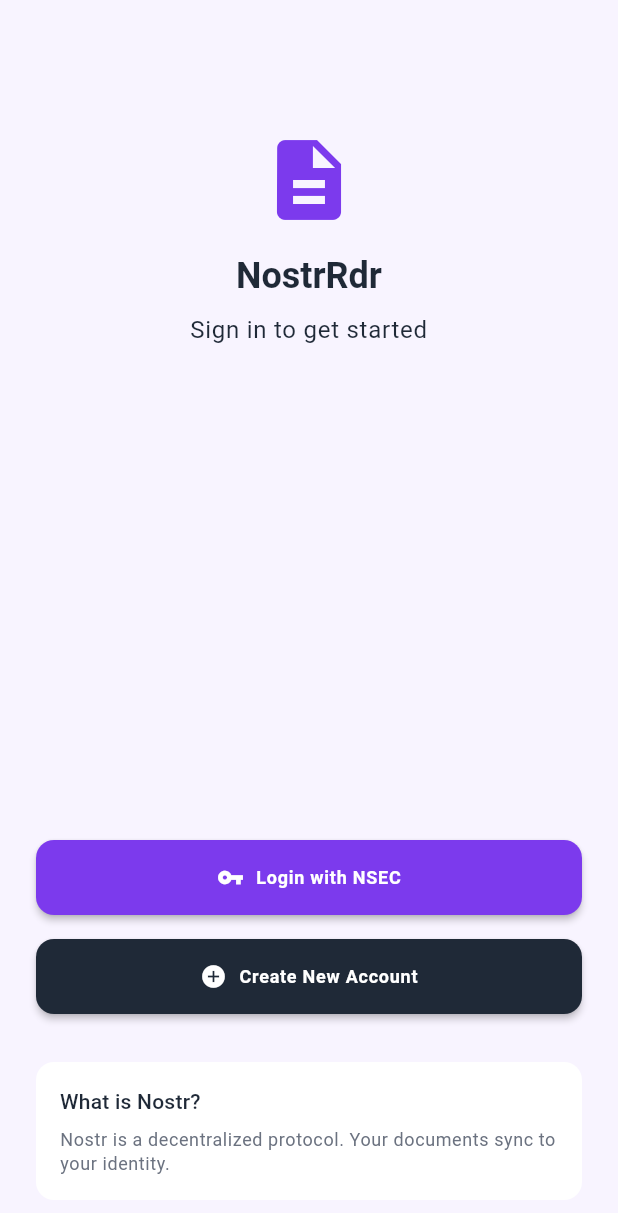
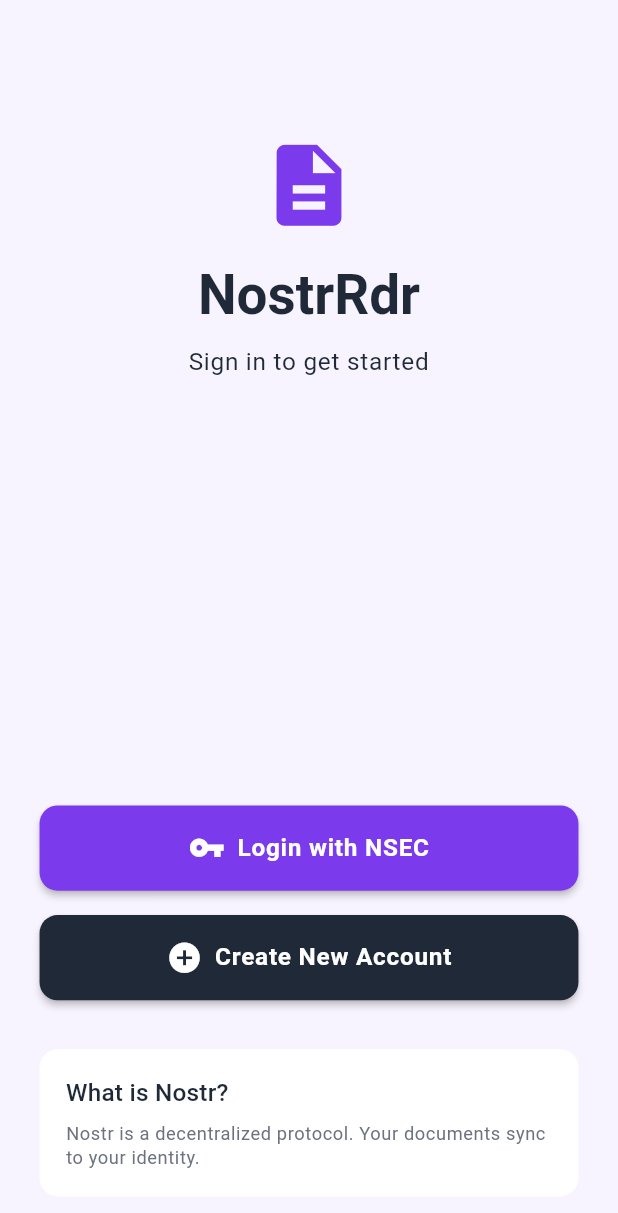
Before and after one commit to codeswot/nostrrdr, a Flutter app: the screen it shows after launch, on a phone screen of 412 x 824 dp. Shown: the top 1213 px of the screen. Run offline on Flutter 3.47's test engine with Material 3 defaults, Android fonts, the phone set to English and light mode, and no system bars; drawn by our look-alikes of toastification; our stand-ins replace drift, file_picker, flutter_riverpod, flutter_screenutil, flutter_secure_storage, freezed_annotation and 3 more; missing offline and left inert: amberflutter, bech32, bip340, pdfrx; accounts and stored records are empty; generated files the repository leaves out were written again; network calls fail.

Commit message:
Integrate flutter_screenutil for responsive UI

```diff
--- a/lib/features/auth/screens/auth_screen.dart
+++ b/lib/features/auth/screens/auth_screen.dart
@@ -1,5 +1,6 @@
 import 'package:flutter/material.dart';
 import 'package:go_router/go_router.dart';
+import 'package:flutter_screenutil/flutter_screenutil.dart';
 
 class AuthScreen extends StatelessWidget {
   const AuthScreen({super.key});
@@ -11,7 +12,7 @@ class AuthScreen extends StatelessWidget {
     return Scaffold(
       body: SafeArea(
         child: Padding(
-          padding: const EdgeInsets.all(24.0),
+          padding: EdgeInsets.all(24.w),
           child: Column(
             mainAxisAlignment: MainAxisAlignment.center,
             crossAxisAlignment: CrossAxisAlignment.stretch,
@@ -19,23 +20,26 @@ class AuthScreen extends StatelessWidget {
               Center(
                 child: Column(
                   children: [
-                    const SizedBox(height: 64),
+                    SizedBox(height: 64.h),
                     Icon(
                       Icons.description,
-                      size: 64,
+                      size: 64.sp,
                       color: theme.colorScheme.primary,
                     ),
-                    const SizedBox(height: 16),
+                    SizedBox(height: 16.h),
                     Text(
                       'NostrRdr',
-                      style: theme.textTheme.displaySmall,
+                      style: theme.textTheme.displaySmall?.copyWith(
+                        fontSize: 36.sp,
+                      ),
                       textAlign: TextAlign.center,
                     ),
-                    const SizedBox(height: 8),
+                    SizedBox(height: 8.h),
                     Text(
                       'Sign in to get started',
                       style: theme.textTheme.bodyLarge?.copyWith(
                         color: theme.colorScheme.onSurfaceVariant,
+                        fontSize: 16.sp,
                       ),
                       textAlign: TextAlign.center,
                     ),
@@ -48,52 +52,54 @@ class AuthScreen extends StatelessWidget {
                   'nsec-login',
                   queryParameters: {'mode': 'login'},
                 ),
-                icon: const Icon(Icons.vpn_key),
-                label: const Text('Login with NSEC'),
+                icon: Icon(Icons.vpn_key, size: 24.sp),
+                label: Text(
+                  'Login with NSEC',
+                  style: TextStyle(fontSize: 16.sp),
+                ),
                 style: ElevatedButton.styleFrom(
-                  padding: const EdgeInsets.symmetric(vertical: 16),
+                  padding: EdgeInsets.symmetric(vertical: 16.h),
                 ),
               ),
-              const SizedBox(height: 16),
+              SizedBox(height: 16.h),
               ElevatedButton.icon(
                 onPressed: () => context.pushNamed(
                   'nsec-login',
                   queryParameters: {'mode': 'register'},
                 ),
-                icon: const Icon(Icons.add_circle),
-                label: const Text('Create New Account'),
+                icon: Icon(Icons.add_circle, size: 24.sp),
+                label: Text(
+                  'Create New Account',
+                  style: TextStyle(fontSize: 16.sp),
+                ),
                 style: ElevatedButton.styleFrom(
-                  padding: const EdgeInsets.symmetric(vertical: 16),
+                  padding: EdgeInsets.symmetric(vertical: 16.h),
                   backgroundColor: theme.colorScheme.onSurface,
                   foregroundColor: theme.colorScheme.surface,
                 ),
               ),
-              // if (Platform.isAndroid) ...[
-              //   const SizedBox(height: 16),
-              //   OutlinedButton.icon(
-              //     onPressed: () => context.pushNamed('amber-login'),
-              //     icon: const Icon(Icons.wallet),
-              //     label: const Text('Login with Amber'),
-              //     style: OutlinedButton.styleFrom(
-              //       padding: const EdgeInsets.symmetric(vertical: 16),
-              //     ),
-              //   ),
-              // ],
-              const SizedBox(height: 32),
+              SizedBox(height: 32.h),
               Container(
-                padding: const EdgeInsets.all(16),
+                padding: EdgeInsets.all(16.w),
                 decoration: BoxDecoration(
                   color: theme.colorScheme.surfaceContainerHighest,
-                  borderRadius: BorderRadius.circular(12),
+                  borderRadius: BorderRadius.circular(12.r),
                 ),
                 child: Column(
                   crossAxisAlignment: CrossAxisAlignment.start,
                   children: [
-                    Text('What is Nostr?', style: theme.textTheme.titleMedium),
-                    const SizedBox(height: 8),
+                    Text(
+                      'What is Nostr?',
+                      style: theme.textTheme.titleMedium?.copyWith(
+                        fontSize: 16.sp,
+                      ),
+                    ),
+                    SizedBox(height: 8.h),
                     Text(
                       'Nostr is a decentralized protocol. Your documents sync to your identity.',
-                      style: theme.textTheme.bodySmall,
+                      style: theme.textTheme.bodySmall?.copyWith(
+                        fontSize: 12.sp,
+                      ),
                     ),
                   ],
                 ),
--- a/lib/main.dart
+++ b/lib/main.dart
@@ -5,6 +5,7 @@ import 'package:nostrrdr/core/theme/app_theme.dart';
 import 'package:nostrrdr/core/providers/theme_mode_provider.dart';
 import 'package:nostrrdr/features/sync/providers/sync_provider.dart';
 import 'package:toastification/toastification.dart';
+import 'package:flutter_screenutil/flutter_screenutil.dart';
 
 void main() {
   runApp(const ProviderScope(child: MyApp()));
@@ -20,6 +21,17 @@ class MyApp extends ConsumerWidget {
     final router = ref.watch(appRouterProvider);
     final themeMode = ref.watch(themeModeProvider);
 
+    return LayoutBuilder(
+      builder: (context, constraints) {
+        final Size designSize = constraints.maxWidth >= 600
+            ? const Size(1440, 900)
+            : const Size(375, 812);
+
+        return ScreenUtilInit(
+          designSize: designSize,
+          minTextAdapt: true,
+          splitScreenMode: true,
+          builder: (_, child) {
             return ToastificationWrapper(
               child: MaterialApp.router(
                 title: 'NostrRdr',
@@ -27,7 +39,12 @@ class MyApp extends ConsumerWidget {
                 darkTheme: AppTheme.darkTheme,
                 themeMode: themeMode.themeMode,
                 routerConfig: router,
+                debugShowCheckedModeBanner: false,
               ),
+            );
+          },
+        );
+      },
     );
   }
 }
--- a/pubspec.yaml
+++ b/pubspec.yaml
@@ -34,6 +34,7 @@ dependencies:
   uuid: ^4.0.0
   web_socket_channel: ^2.4.0
   toastification: ^3.0.3
+  flutter_screenutil: ^5.9.3
 
 dev_dependencies:
   flutter_test:
```
Also changed, not shown: lib/core/database/database.dart (+7 -0 lines), lib/features/home/screens/home_screen.dart (+8 -7 lines), lib/features/home/widgets/document_card.dart (+43 -33 lines), lib/features/profile/screens/profile_screen.dart (+24 -19 lines), lib/features/reader/screens/reader_screen.dart (+29 -24 lines), lib/features/sync/repositories/sync_repository.dart (+17 -11 lines), pubspec.lock, 1 other file. Lines whose indentation alone changed are shown as unchanged.
